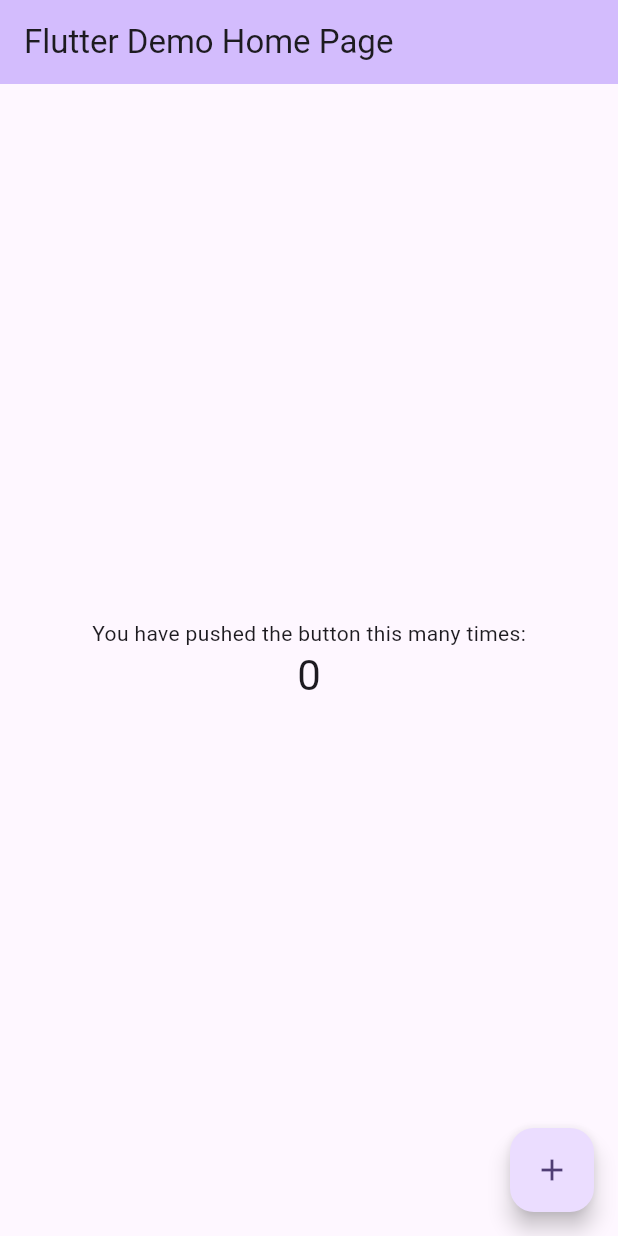
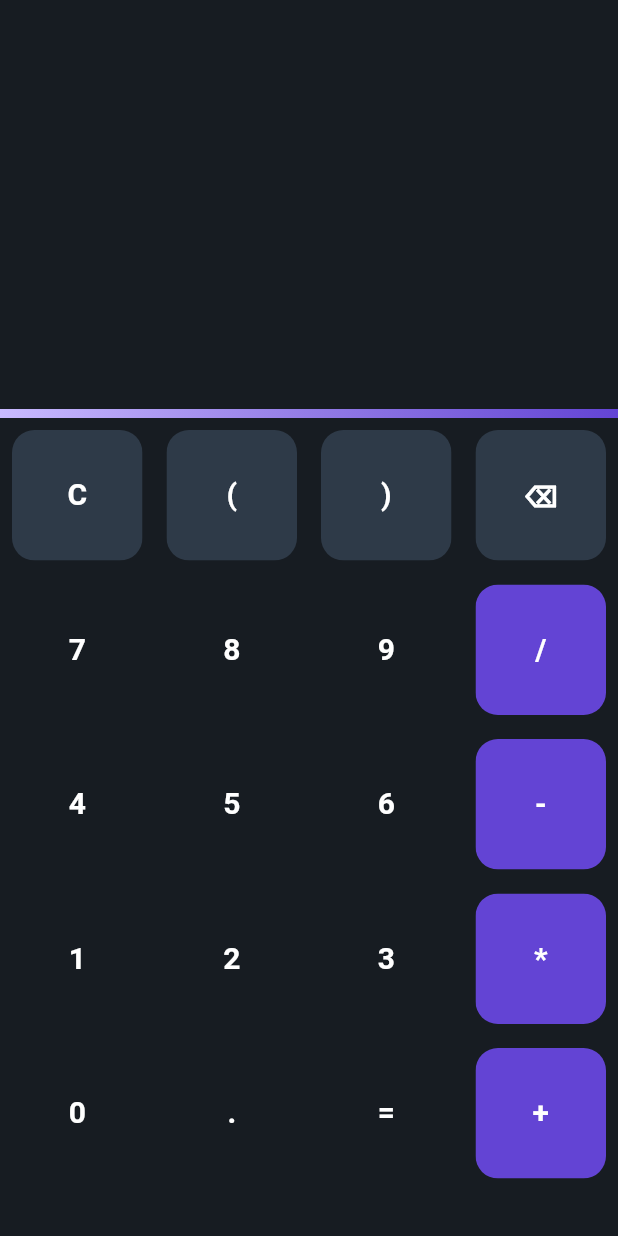
Before and after one commit to pranayjoshi/p_chat, a Flutter app: the screen it shows after launch, on a phone screen of 412 x 824 dp. Run offline on Flutter 3.47's test engine with Material 2 defaults, Android fonts, the phone set to English and light mode, and no system bars; our stand-ins replace math_expressions.

Commit message:
added Calculator Fake support

```diff
--- a/lib/calculator/widgets/calc_page.dart
+++ b/lib/calculator/widgets/calc_page.dart
@@ -3,14 +3,14 @@ import 'package:math_expressions/math_expressions.dart';
 import 'package:p_chat/calculator/widgets/num_button.dart';
 import 'package:p_chat/calculator/helper/gradient_divider.dart';
 
-class Home extends StatefulWidget {
-  const Home({Key? key}) : super(key: key);
+class CalcPage extends StatefulWidget {
+  const CalcPage({Key? key}) : super(key: key);
 
   @override
-  State<Home> createState() => _Home();
+  State<CalcPage> createState() => _CalcPage();
 }
 
-class _Home extends State<Home> {
+class _CalcPage extends State<CalcPage> {
   var userQuestion = '';
   var userAnswer = '';
   final List<String> button = [
--- a/lib/main.dart
+++ b/lib/main.dart
@@ -1,4 +1,5 @@
 import 'package:flutter/material.dart';
+import 'package:p_chat/calculator/widgets/calc_page.dart';
 
 void main() {
   runApp(const MyApp());
@@ -31,95 +32,7 @@ class MyApp extends StatelessWidget {
         colorScheme: ColorScheme.fromSeed(seedColor: Colors.deepPurple),
         useMaterial3: true,
       ),
-      home: const MyHomePage(title: 'Flutter Demo Home Page'),
+      home: const CalcPage()
     );
   }
 }
-
-class MyHomePage extends StatefulWidget {
-  const MyHomePage({super.key, required this.title});
-
-  // This widget is the home page of your application. It is stateful, meaning
-  // that it has a State object (defined below) that contains fields that affect
-  // how it looks.
-
-  // This class is the configuration for the state. It holds the values (in this
-  // case the title) provided by the parent (in this case the App widget) and
-  // used by the build method of the State. Fields in a Widget subclass are
-  // always marked "final".
-
-  final String title;
-
-  @override
-  State<MyHomePage> createState() => _MyHomePageState();
-}
-
-class _MyHomePageState extends State<MyHomePage> {
-  int _counter = 0;
-
-  void _incrementCounter() {
-    setState(() {
-      // This call to setState tells the Flutter framework that something has
-      // changed in this State, which causes it to rerun the build method below
-      // so that the display can reflect the updated values. If we changed
-      // _counter without calling setState(), then the build method would not be
-      // called again, and so nothing would appear to happen.
-      _counter++;
-    });
-  }
-
-  @override
-  Widget build(BuildContext context) {
-    // This method is rerun every time setState is called, for instance as done
-    // by the _incrementCounter method above.
-    //
-    // The Flutter framework has been optimized to make rerunning build methods
-    // fast, so that you can just rebuild anything that needs updating rather
-    // than having to individually change instances of widgets.
-    return Scaffold(
-      appBar: AppBar(
-        // TRY THIS: Try changing the color here to a specific color (to
-        // Colors.amber, perhaps?) and trigger a hot reload to see the AppBar
-        // change color while the other colors stay the same.
-        backgroundColor: Theme.of(context).colorScheme.inversePrimary,
-        // Here we take the value from the MyHomePage object that was created by
-        // the App.build method, and use it to set our appbar title.
-        title: Text(widget.title),
-      ),
-      body: Center(
-        // Center is a layout widget. It takes a single child and positions it
-        // in the middle of the parent.
-        child: Column(
-          // Column is also a layout widget. It takes a list of children and
-          // arranges them vertically. By default, it sizes itself to fit its
-          // children horizontally, and tries to be as tall as its parent.
-          //
-          // Column has various properties to control how it sizes itself and
-          // how it positions its children. Here we use mainAxisAlignment to
-          // center the children vertically; the main axis here is the vertical
-          // axis because Columns are vertical (the cross axis would be
-          // horizontal).
-          //
-          // TRY THIS: Invoke "debug painting" (choose the "Toggle Debug Paint"
-          // action in the IDE, or press "p" in the console), to see the
-          // wireframe for each widget.
-          mainAxisAlignment: MainAxisAlignment.center,
-          children: <Widget>[
-            const Text(
-              'You have pushed the button this many times:',
-            ),
-            Text(
-              '$_counter',
-              style: Theme.of(context).textTheme.headlineMedium,
-            ),
-          ],
-        ),
-      ),
-      floatingActionButton: FloatingActionButton(
-        onPressed: _incrementCounter,
-        tooltip: 'Increment',
-        child: const Icon(Icons.add),
-      ), // This trailing comma makes auto-formatting nicer for build methods.
-    );
-  }
-}
```
